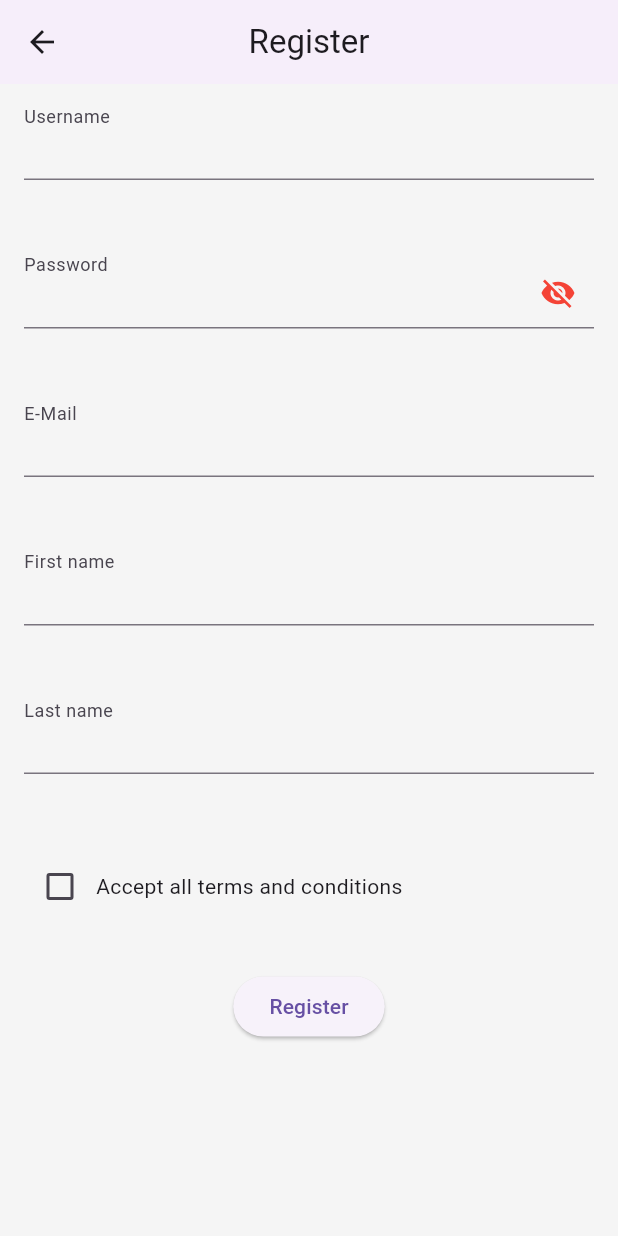
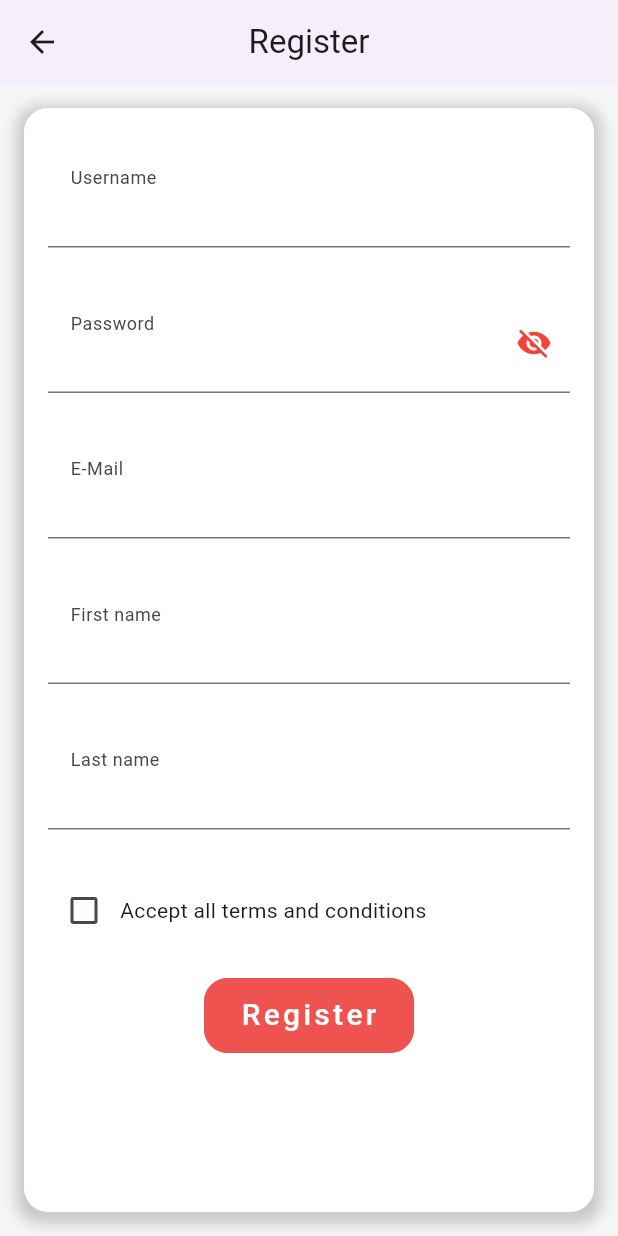
Before and after one commit to CCandL/CCandLMediaFE, a Flutter app: the screen it shows after launch, after a tap on "Noch kein Konto? Registrieren", on a phone screen of 412 x 824 dp. Run offline on Flutter 3.47's test engine with Material 3 defaults, Android fonts, the light colour scheme and no system bars; our stand-ins replace image_picker, permission_handler, shared_preferences.

Commit message:
CCL-Media: design update ofr login and register

```diff
--- a/lib/widgets/edit_profile_page.dart
+++ b/lib/widgets/edit_profile_page.dart
@@ -1,6 +1,7 @@
 import 'package:flutter/material.dart';
 import 'package:flutter/cupertino.dart';
 import 'package:image_picker/image_picker.dart';
+import 'package:permission_handler/permission_handler.dart';
 
 class EditProfilePage extends StatefulWidget {
   const EditProfilePage({super.key});
@@ -11,15 +12,7 @@ class EditProfilePage extends StatefulWidget {
 
 class _EditProfilePageState extends State<EditProfilePage> {
   bool hidePassword = true;
-
-  Future<void> _getImage() async {
   final ImagePicker _picker = ImagePicker();
-    final XFile? image = await _picker.pickImage(source: ImageSource.gallery);
-
-    if (image != null) {
-      // Hier kannst du den Code hinzufügen, um das ausgewählte Bild zu speichern oder anzuzeigen
-    }
-  }
 
   @override
   Widget build(BuildContext context) {
@@ -43,7 +36,8 @@ class _EditProfilePageState extends State<EditProfilePage> {
           ),
           onPressed: () {
             Navigator.of(context).pop();
-            }),
+          },
+        ),
       ),
       body: Container(
         padding: const EdgeInsets.only(left: 16, top: 20, right: 16),
@@ -64,7 +58,8 @@ class _EditProfilePageState extends State<EditProfilePage> {
                 height: 10,
               ),
               Center(
-                child: Stack(children: [
+                child: Stack(
+                  children: [
                     Container(
                       width: 130,
                       height: 130,
@@ -84,8 +79,7 @@ class _EditProfilePageState extends State<EditProfilePage> {
                         shape: BoxShape.circle,
                       ),
                       child: Padding(
-                      padding: const EdgeInsets.all(
-                          5.0), // Hier können Sie den gewünschten Abstand einstellen
+                        padding: const EdgeInsets.all(5.0),
                         child: Container(
                           decoration: const BoxDecoration(
                             image: DecorationImage(
@@ -102,12 +96,53 @@ class _EditProfilePageState extends State<EditProfilePage> {
                       right: 0,
                       child: GestureDetector(
                         onTap: () async {
-                        final ImagePicker _picker = ImagePicker();
-                        final XFile? image = await _picker.pickImage(
+                          final PermissionStatus cameraPermissionStatus =
+                              await Permission.camera.request();
+                          final PermissionStatus galleryPermissionStatus =
+                              await Permission.photos.request();
+
+                          if (cameraPermissionStatus.isGranted &&
+                              galleryPermissionStatus.isGranted) {
+                            showModalBottomSheet(
+                              context: context,
+                              builder: (BuildContext context) {
+                                return SafeArea(
+                                  child: Column(
+                                    mainAxisSize: MainAxisSize.min,
+                                    children: <Widget>[
+                                      ListTile(
+                                        leading: Icon(Icons.photo_library),
+                                        title: Text('Foto auswählen'),
+                                        onTap: () async {
+                                          Navigator.pop(context);
+                                          final XFile? image =
+                                              await _picker.pickImage(
                                                   source: ImageSource.gallery);
-
                                           if (image != null) {
                                             // Hier kannst du den Code hinzufügen, um das ausgewählte Bild zu speichern oder anzuzeigen
+                                          }
+                                        },
+                                      ),
+                                      ListTile(
+                                        leading: Icon(Icons.camera_alt),
+                                        title: Text('Kamera öffnen'),
+                                        onTap: () async {
+                                          Navigator.pop(context);
+                                          final XFile? image =
+                                              await _picker.pickImage(
+                                                  source: ImageSource.camera);
+                                          if (image != null) {
+                                            // Hier kannst du den Code hinzufügen, um das aufgenommene Bild zu speichern oder anzuzeigen
+                                          }
+                                        },
+                                      ),
+                                    ],
+                                  ),
+                                );
+                              },
+                            );
+                          } else {
+                            // Hier kannst du den Code hinzufügen, um den Benutzer über die fehlenden Berechtigungen zu informieren
                           }
                         },
                         child: Container(
@@ -128,7 +163,8 @@ class _EditProfilePageState extends State<EditProfilePage> {
                         ),
                       ),
                     )
-                ]),
+                  ],
+                ),
               ),
               const SizedBox(
                 height: 20,
@@ -172,7 +208,10 @@ class _EditProfilePageState extends State<EditProfilePage> {
                     },
                     style: OutlinedButton.styleFrom(
                       backgroundColor: Colors.green[600],
-                      side: BorderSide(color: Colors.green[600]!, width: 2.0),
+                      side: BorderSide(
+                        color: Colors.green[600]!,
+                        width: 2.0,
+                      ),
                       shape: RoundedRectangleBorder(
                         borderRadius: BorderRadius.circular(8.0),
                       ),
@@ -185,9 +224,9 @@ class _EditProfilePageState extends State<EditProfilePage> {
                         color: Colors.white,
                       ),
                     ),
-                  )
+                  ),
                 ],
-              )
+              ),
             ],
           ),
         ),
--- a/lib/widgets/login.dart
+++ b/lib/widgets/login.dart
@@ -85,11 +85,20 @@ class _LoginState extends State<Login> {
   Widget buildTextField(String labelText, TextEditingController controller,
       bool isPasswordTextField) {
     return Padding(
-      padding: const EdgeInsets.only(bottom: 35.0),
+      padding: const EdgeInsets.only(bottom: 20.0),
+      child: ConstrainedBox(
+        constraints: const BoxConstraints(
+          maxWidth: 650.0,
+        ),
         child: TextField(
           controller: controller,
           obscureText: isPasswordTextField && hidePassword,
+          style: const TextStyle(
+            fontSize: 14.0,
+          ),
           decoration: InputDecoration(
+            contentPadding:
+                const EdgeInsets.symmetric(vertical: 15.0, horizontal: 15.0),
             suffixIcon: isPasswordTextField
                 ? IconButton(
                     onPressed: () {
@@ -108,11 +117,14 @@ class _LoginState extends State<Login> {
                           ),
                   )
                 : null,
-          contentPadding: const EdgeInsets.only(bottom: 3),
             labelText: labelText,
             floatingLabelBehavior: FloatingLabelBehavior.always,
             hintStyle: const TextStyle(
-              fontSize: 16, fontWeight: FontWeight.bold, color: Colors.black),
+              fontSize: 14,
+              fontWeight: FontWeight.bold,
+              color: Colors.black,
+            ),
+          ),
         ),
       ),
     );
@@ -127,7 +139,39 @@ class _LoginState extends State<Login> {
         padding: const EdgeInsets.all(5.0),
         child: Form(
           key: _formKey,
+          child: Container(
+            padding:
+                const EdgeInsets.symmetric(horizontal: 20.0, vertical: 10.0),
             child: Column(
+              crossAxisAlignment: CrossAxisAlignment.stretch,
+              children: [
+                Container(
+                  height: 150.0,
+                  width: 150.0,
+                  child: Padding(
+                    padding: const EdgeInsets.all(4.0),
+                    child: Image.asset('lib/assets/img/ccl_Logo_colored.png'),
+                  ),
+                ),
+                Container(
+                  decoration: BoxDecoration(
+                    color: Colors.white,
+                    borderRadius:
+                        BorderRadius.circular(16.0), // Abrunden des Containers
+                    boxShadow: [
+                      BoxShadow(
+                        color:
+                            Colors.grey.withOpacity(0.5), // Farbe des Schattens
+                        spreadRadius: 5, // Ausbreitung des Schattens
+                        blurRadius: 7, // Unschärfe des Schattens
+                        offset: Offset(0, 3), // Position des Schattens
+                      ),
+                    ],
+                  ),
+                  child: Padding(
+                    padding: const EdgeInsets.all(16.0),
+                    child: Column(
+                      crossAxisAlignment: CrossAxisAlignment.stretch,
                       children: [
                         const Text(
                           'Login',
@@ -137,74 +181,68 @@ class _LoginState extends State<Login> {
                             fontSize: 30.0,
                             fontWeight: FontWeight.bold,
                           ),
+                          textAlign: TextAlign.start,
                         ),
-              Container(
-                height: 200.0,
-                width: 200.0,
-                decoration: BoxDecoration(
-                  border: Border.all(
-                    width: 4,
-                    color: Theme.of(context).scaffoldBackgroundColor,
-                  ),
-                  boxShadow: [
-                    BoxShadow(
-                      spreadRadius: 2,
-                      blurRadius: 10,
-                      color: Colors.black.withOpacity(0.1),
-                      offset: Offset(1, 10),
-                    ),
-                  ],
-                  shape: BoxShape.circle,
-                ),
-                child: Padding(
-                  padding: const EdgeInsets.all(4.0),
-                  child: Image.asset('lib/assets/img/ccl_Logo_colored.png'),
-                ),
-              ),
-              const SizedBox(height: 5),
-              Column(
-                mainAxisAlignment: MainAxisAlignment.center,
-                crossAxisAlignment: CrossAxisAlignment.center,
-                children: <Widget>[
-                  const SizedBox(height: 10.0),
+                        const SizedBox(height: 10),
                         buildTextField('Username', controller1, false),
                         const SizedBox(height: 10.0),
                         buildTextField('Password', controller2, true),
+                        const SizedBox(height: 20.0),
+                        OutlinedButton(
+                          onPressed: _submitForm,
+                          style: OutlinedButton.styleFrom(
+                            minimumSize: const Size(130, 50),
+                            backgroundColor: Colors.red[400],
+                            side: BorderSide(
+                              color: Colors.red[400]!,
+                              width: 4.0,
+                            ),
+                            shape: RoundedRectangleBorder(
+                              borderRadius: BorderRadius.circular(16.0),
+                            ),
+                          ),
+                          child: const Text(
+                            "Login",
+                            style: TextStyle(
+                              fontSize: 20,
+                              letterSpacing: 2.2,
+                              color: Colors.white,
+                            ),
+                          ),
+                        ),
+                        const SizedBox(height: 10),
+                        TextButton(
+                          onPressed: () {
+                            Navigator.pushNamed(context, '/register');
+                          },
+                          child: const Text('Noch kein Konto? Registrieren'),
+                        ),
                       ],
                     ),
-              const SizedBox(height: 10.0),
-              ElevatedButton(
-                onPressed: _submitForm,
-                child: const Text('Login'),
                   ),
+                ),
+
                 const SizedBox(height: 15),
-              const Column(
-                mainAxisAlignment: MainAxisAlignment.center,
-                crossAxisAlignment: CrossAxisAlignment.center,
-                children: <Widget>[
-                  Text(
+                const Center(
+                  child: Text(
                     "- OR -",
                     style: TextStyle(
                       color: Colors.black,
                       fontWeight: FontWeight.w400,
                     ),
                   ),
-                  SizedBox(height: 10.0),
-                  Text('Login with'),
-                ],
                 ),
-              Padding(
-                padding: const EdgeInsets.symmetric(vertical: 30.0),
-                child: Row(
-                  mainAxisAlignment: MainAxisAlignment.spaceEvenly,
+                const SizedBox(height: 10),
+                Row(
+                  mainAxisAlignment: MainAxisAlignment.center,
                   children: <Widget>[
                     GestureDetector(
                       onTap: () => print('Login with Apple'),
                       child: Padding(
-                        padding: const EdgeInsets.all(4.0),
+                        padding: const EdgeInsets.all(8.0),
                         child: Container(
-                          height: 60.0,
-                          width: 60.0,
+                          height: 90.0,
+                          width: 90.0,
                           decoration: const BoxDecoration(
                             shape: BoxShape.circle,
                             color: Colors.white,
@@ -226,10 +264,10 @@ class _LoginState extends State<Login> {
                     GestureDetector(
                       onTap: () => print('Login with Google'),
                       child: Padding(
-                        padding: const EdgeInsets.all(4.0),
+                        padding: const EdgeInsets.all(8.0),
                         child: Container(
-                          height: 60.0,
-                          width: 60.0,
+                          height: 90.0,
+                          width: 90.0,
                           decoration: const BoxDecoration(
                             shape: BoxShape.circle,
                             color: Colors.white,
@@ -250,15 +288,9 @@ class _LoginState extends State<Login> {
                     ),
                   ],
                 ),
+                // const SizedBox(height: 10),
+              ],
             ),
-              const SizedBox(height: 10.0),
-              TextButton(
-                onPressed: () {
-                  Navigator.pushNamed(context, '/register');
-                },
-                child: const Text('Noch kein Konto? Registrieren'),
-              ),
-            ],
           ),
         ),
       ),
--- a/lib/widgets/register.dart
+++ b/lib/widgets/register.dart
@@ -22,15 +22,15 @@ class _RegisterState extends State<Register> {
       if (_agreeToTerms) {
         _formKey.currentState!.save();
 
-        // Hier können Sie die eingegebenen Daten verarbeiten oder absenden
         print('E-Mail: $_email');
         print('Passwort: $_password');
         print('First Name: $_firstName');
         print('Last Name: $_lastName');
       } else {
         ScaffoldMessenger.of(context).showSnackBar(
-          SnackBar(
-              content: Text('Bitte stimmen Sie den Nutzungsbedingungen zu')),
+          const SnackBar(
+            content: Text('Bitte stimmen Sie den Nutzungsbedingungen zu'),
+          ),
         );
       }
     }
@@ -55,20 +55,36 @@ class _RegisterState extends State<Register> {
       ),
       body: Padding(
         padding: const EdgeInsets.all(16.0),
+        child: Container(
+          decoration: BoxDecoration(
+            color: Colors.white,
+            borderRadius: BorderRadius.circular(16.0),
+            boxShadow: [
+              BoxShadow(
+                color: Colors.grey.withOpacity(0.5),
+                spreadRadius: 5,
+                blurRadius: 7,
+                offset: const Offset(0, 3),
+              ),
+            ],
+          ),
+          child: Padding(
+            padding: const EdgeInsets.all(16.0),
             child: Form(
               key: _formKey,
               child: Column(
                 children: [
+                  const SizedBox(height: 10.0),
                   buildTextField('Username', TextEditingController(), false),
-              const SizedBox(height: 16.0),
+                  const SizedBox(height: 10.0),
                   buildTextField('Password', TextEditingController(), true),
-              const SizedBox(height: 16.0),
+                  const SizedBox(height: 10.0),
                   buildTextField('E-Mail', TextEditingController(), false),
-              const SizedBox(height: 16.0),
+                  const SizedBox(height: 10.0),
                   buildTextField('First name', TextEditingController(), false),
-              const SizedBox(height: 16.0),
+                  const SizedBox(height: 10.0),
                   buildTextField('Last name', TextEditingController(), false),
-              const SizedBox(height: 16.0),
+                  const SizedBox(height: 10.0),
                   Row(
                     children: [
                       Checkbox(
@@ -82,36 +98,64 @@ class _RegisterState extends State<Register> {
                       Text('Accept all terms and conditions'),
                     ],
                   ),
-              const SizedBox(height: 16.0),
+                  const SizedBox(height: 5.0),
                   Padding(
                     padding: const EdgeInsets.symmetric(vertical: 16.0),
-                child: ElevatedButton(
+                    child: OutlinedButton(
                       onPressed: _submitForm,
-                  child: Text('Register'),
+                      style: OutlinedButton.styleFrom(
+                        minimumSize: const Size(130, 50),
+                        backgroundColor: Colors.red[400],
+                        side: BorderSide(
+                          color: Colors.red[400]!,
+                          width: 4.0,
+                        ),
+                        shape: RoundedRectangleBorder(
+                          borderRadius: BorderRadius.circular(16.0),
+                        ),
+                      ),
+                      child: const Text(
+                        "Register",
+                        style: TextStyle(
+                          fontSize: 20,
+                          letterSpacing: 2.2,
+                          color: Colors.white,
+                        ),
+                      ),
                     ),
                   ),
                 ],
               ),
             ),
           ),
+        ),
+      ),
     );
-  }
   }
 
   Widget buildTextField(String labelText, TextEditingController controller,
       bool isPasswordTextField) {
-  bool hidePassword = true;
-
     return Padding(
-    padding: const EdgeInsets.only(bottom: 35.0),
+      padding: const EdgeInsets.only(bottom: 20.0),
+      child: ConstrainedBox(
+        constraints: const BoxConstraints(
+          maxWidth: 650.0,
+        ),
         child: TextField(
           controller: controller,
           obscureText: isPasswordTextField && hidePassword,
+          style: const TextStyle(
+            fontSize: 14.0,
+          ),
           decoration: InputDecoration(
+            contentPadding:
+                const EdgeInsets.symmetric(vertical: 15.0, horizontal: 15.0),
             suffixIcon: isPasswordTextField
                 ? IconButton(
                     onPressed: () {
-                  // Hier sollte man den Zustand im übergeordneten Widget aktualisieren
+                      setState(() {
+                        hidePassword = !hidePassword;
+                      });
                     },
                     icon: hidePassword
                         ? const Icon(
@@ -124,12 +168,16 @@ Widget buildTextField(String labelText, TextEditingController controller,
                           ),
                   )
                 : null,
-        contentPadding: const EdgeInsets.only(bottom: 3),
             labelText: labelText,
             floatingLabelBehavior: FloatingLabelBehavior.always,
             hintStyle: const TextStyle(
-            fontSize: 16, fontWeight: FontWeight.bold, color: Colors.black),
+              fontSize: 14,
+              fontWeight: FontWeight.bold,
+              color: Colors.black,
+            ),
+          ),
         ),
       ),
     );
   }
+}
--- a/pubspec.yaml
+++ b/pubspec.yaml
@@ -14,8 +14,8 @@ dependencies:
   http: ^1.2.1
   shared_preferences: ^2.0.8
   cupertino_icons: ^1.0.6
-  image_picker: ^0.8.4+2
-  permission_handler: ^10.2.0
+  image_picker: ^1.1.0
+  permission_handler: ^11.3.1
 
 
 dev_dependencies:
```
Also changed, not shown: lib/assets/img/apple.jpg (added), pubspec.lock, 2 other files. Lines whose indentation alone changed are shown as unchanged.
